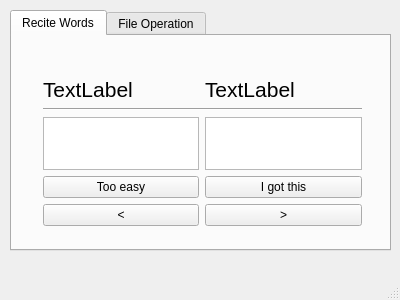
Old version of the form mainwindow.ui in the repository 3dBPoint/ConfusingWordsRememberTool.
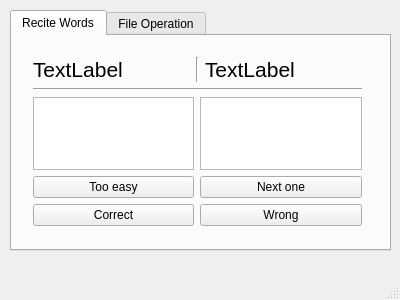
New version of the form.

```diff
--- a/mainwindow.ui
+++ b/mainwindow.ui
@@ -30,16 +30,41 @@
      <attribute name="title">
       <string>Recite Words</string>
      </attribute>
-     <widget class="QWidget" name="layoutWidget">
+     <widget class="QWidget" name="">
       <property name="geometry">
        <rect>
-        <x>20</x>
-        <y>30</y>
-        <width>341</width>
-        <height>171</height>
+        <x>10</x>
+        <y>10</y>
+        <width>351</width>
+        <height>191</height>
        </rect>
       </property>
-      <layout class="QGridLayout" name="gridLayout_3">
+      <layout class="QGridLayout" name="gridLayout_5">
+       <item row="0" column="0" colspan="2">
+        <layout class="QGridLayout" name="gridLayout_4">
+         <item row="0" column="0">
+          <widget class="QLabel" name="ui_label_word_1">
+           <property name="text">
+            <string>&lt;html&gt;&lt;head/&gt;&lt;body&gt;&lt;p&gt;&lt;span style=&quot; font-size:16pt;&quot;&gt;TextLabel&lt;/span&gt;&lt;/p&gt;&lt;/body&gt;&lt;/html&gt;</string>
+           </property>
+          </widget>
+         </item>
+         <item row="0" column="1">
+          <widget class="Line" name="line_2">
+           <property name="orientation">
+            <enum>Qt::Vertical</enum>
+           </property>
+          </widget>
+         </item>
+         <item row="0" column="2">
+          <widget class="QLabel" name="ui_label_word_2">
+           <property name="text">
+            <string>&lt;html&gt;&lt;head/&gt;&lt;body&gt;&lt;p&gt;&lt;span style=&quot; font-size:16pt;&quot;&gt;TextLabel&lt;/span&gt;&lt;/p&gt;&lt;/body&gt;&lt;/html&gt;</string>
+           </property>
+          </widget>
+         </item>
+        </layout>
+       </item>
        <item row="1" column="0" colspan="2">
         <widget class="Line" name="line">
          <property name="orientation">
@@ -47,33 +72,15 @@
          </property>
         </widget>
        </item>
-       <item row="0" column="0">
-        <widget class="QLabel" name="ui_label_word_1">
-         <property name="text">
-          <string>&lt;html&gt;&lt;head/&gt;&lt;body&gt;&lt;p&gt;&lt;span style=&quot; font-size:16pt;&quot;&gt;TextLabel&lt;/span&gt;&lt;/p&gt;&lt;/body&gt;&lt;/html&gt;</string>
-         </property>
-        </widget>
-       </item>
-       <item row="0" column="1">
-        <widget class="QLabel" name="ui_label_word_2">
-         <property name="text">
-          <string>&lt;html&gt;&lt;head/&gt;&lt;body&gt;&lt;p&gt;&lt;span style=&quot; font-size:16pt;&quot;&gt;TextLabel&lt;/span&gt;&lt;/p&gt;&lt;/body&gt;&lt;/html&gt;</string>
-         </property>
-        </widget>
-       </item>
-       <item row="3" column="1">
-        <widget class="QPushButton" name="ui_btn_understood_pair">
-         <property name="text">
-          <string>I got this</string>
-         </property>
-        </widget>
-       </item>
-       <item row="4" column="0">
-        <widget class="QPushButton" name="ui_btn_previous_pair">
-         <property name="text">
-          <string>&lt;</string>
-         </property>
-        </widget>
+       <item row="2" column="0" colspan="2">
+        <layout class="QGridLayout" name="gridLayout_3">
+         <item row="0" column="0">
+          <widget class="QTextEdit" name="ui_txt_edit_exp_1"/>
+         </item>
+         <item row="0" column="1">
+          <widget class="QTextEdit" name="ui_txt_edit_exp_2"/>
+         </item>
+        </layout>
        </item>
        <item row="3" column="0">
         <widget class="QPushButton" name="ui_btn_remove_the_pair">
@@ -82,18 +89,26 @@
          </property>
         </widget>
        </item>
-       <item row="4" column="1">
+       <item row="4" column="0">
+        <widget class="QPushButton" name="ui_btn_remembered_the_pair_once">
+         <property name="text">
+          <string>Correct</string>
+         </property>
+        </widget>
+       </item>
+       <item row="3" column="1">
         <widget class="QPushButton" name="ui_btn_next_pair">
          <property name="text">
-          <string>&gt;</string>
+          <string>Next one</string>
          </property>
         </widget>
        </item>
-       <item row="2" column="0">
-        <widget class="QTextEdit" name="ui_txt_edit_exp_1"/>
-       </item>
-       <item row="2" column="1">
-        <widget class="QTextEdit" name="ui_txt_edit_exp_2"/>
+       <item row="4" column="1">
+        <widget class="QPushButton" name="ui_btn_forget_the_pair">
+         <property name="text">
+          <string>Wrong</string>
+         </property>
+        </widget>
        </item>
       </layout>
      </widget>
```
Left out of the diff: 34 changed lines with no effect on the pictures.
